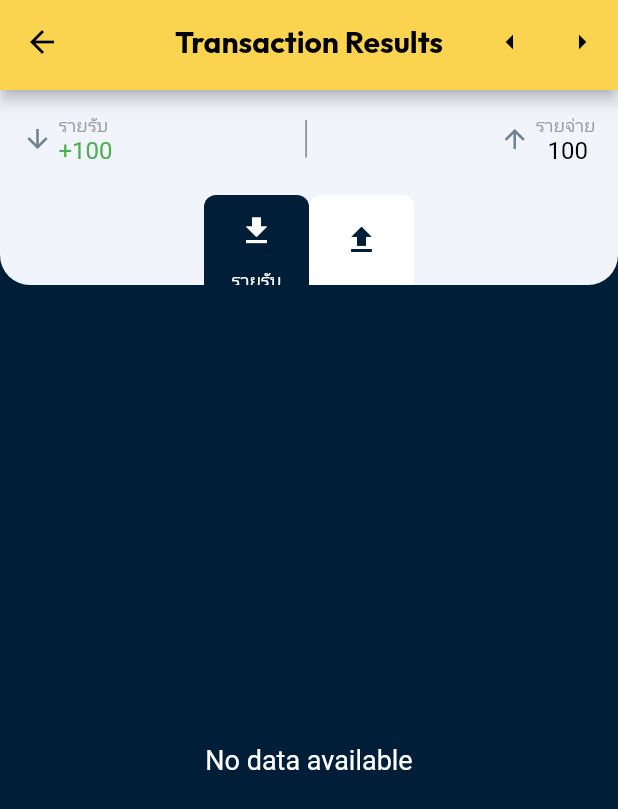
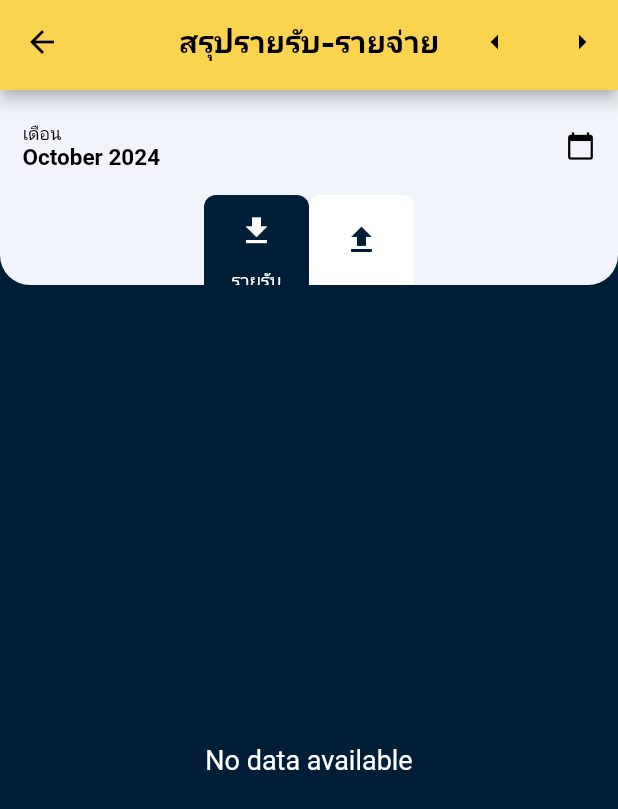
Before and after one commit to AllergyOat/JodWallet-flutter, a Flutter app: the TransactionResultScreen screen opened directly, on a phone screen of 412 x 824 dp. Shown: the top 809 px of the screen. Run offline on Flutter 3.47's test engine with Material 2 defaults, Android fonts, the light colour scheme and no system bars; our stand-ins replace cloud_firestore, firebase_auth, firebase_core, fl_chart, google_fonts; accounts and stored records are empty.

Commit message:
Improve tracsactionResult page to make it work

```diff
--- a/lib/detail/transactionResult.dart
+++ b/lib/detail/transactionResult.dart
@@ -3,6 +3,7 @@ import 'package:google_fonts/google_fonts.dart';
 import 'package:intl/intl.dart';
 import '../database/model.dart';
 import 'package:fl_chart/fl_chart.dart';
+import 'dart:math';
 
 class TransactionResultScreen extends StatefulWidget {
   const TransactionResultScreen({super.key});
@@ -13,14 +14,11 @@ class TransactionResultScreen extends StatefulWidget {
 }
 
 class _TransactionResultScreenState extends State<TransactionResultScreen> {
-  int totalIncome = 100;
-  int totalOutcome = 100;
   String type = 'saving';
   bool showSavingText = true;
   bool showExpenseText = false;
   FirebaseService firebaseService = FirebaseService();
   List<Transaction>? filteredTransactions;
-
   DateTime selectedDate = DateTime.now();
 
   @override
@@ -36,7 +34,7 @@ class _TransactionResultScreenState extends State<TransactionResultScreen> {
           ),
           centerTitle: true,
           title: Text(
-            'Transaction Results',
+            'สรุปรายรับ-รายจ่าย',
             style: GoogleFonts.outfit(
               textStyle: const TextStyle(
                 fontSize: 20,
@@ -55,6 +53,7 @@ class _TransactionResultScreenState extends State<TransactionResultScreen> {
                 });
               },
             ),
+            const SizedBox(width: 10),
             IconButton(
               icon: const Icon(Icons.arrow_right),
               onPressed: () {
@@ -70,7 +69,7 @@ class _TransactionResultScreenState extends State<TransactionResultScreen> {
       body: Column(
         children: [
           Container(
-            padding: const EdgeInsets.only(top: 15, left: 15, right: 15),
+            padding: const EdgeInsets.only(top: 20, left: 15, right: 15),
             decoration: const BoxDecoration(
               color: Color.fromARGB(255, 241, 244, 250),
               borderRadius: BorderRadius.only(
@@ -85,76 +84,39 @@ class _TransactionResultScreenState extends State<TransactionResultScreen> {
                 Row(
                   mainAxisAlignment: MainAxisAlignment.spaceBetween,
                   children: [
-                    // Income section (รายรับ)
                     Row(
                       crossAxisAlignment: CrossAxisAlignment.center,
                       children: [
-                        const Icon(
-                          Icons.arrow_downward,
-                          color: Color.fromARGB(255, 111, 130, 148),
-                          size: 20,
-                        ),
-                        const SizedBox(width: 4),
                         Column(
                           mainAxisAlignment: MainAxisAlignment.center,
                           crossAxisAlignment: CrossAxisAlignment.start,
                           children: [
                             const Text(
-                              'รายรับ',
+                              'เดือน',
                               style: TextStyle(
-                                color: Colors.grey,
+                                color: Colors.black,
                                 fontSize: 12,
                               ),
                             ),
                             Text(
-                              '+${totalIncome.toInt()}',
+                              DateFormat('MMMM yyyy').format(selectedDate),
                               style: const TextStyle(
-                                color: Colors.green,
-                                fontSize: 16,
+                                color: Colors.black,
+                                fontSize: 15,
+                                fontWeight: FontWeight.bold,
                               ),
                             ),
                           ],
                         ),
                       ],
                     ),
-                    // เส้นแบ่งระหว่างรายรับและรายจ่าย
-                    Padding(
-                      padding: const EdgeInsets.symmetric(horizontal: 10.0),
-                      child: Container(
-                        width: 1,
-                        height: 25,
-                        color: const Color.fromARGB(255, 111, 130, 148),
-                      ),
-                    ),
-                    // Outcome section (รายจ่าย)
-                    Row(
+                    const Row(
                       crossAxisAlignment: CrossAxisAlignment.center,
                       children: [
-                        const Icon(
-                          Icons.arrow_upward,
-                          color: Color.fromARGB(255, 111, 130, 148),
+                        Icon(
+                          Icons.calendar_today,
+                          color: Colors.black,
                           size: 20,
-                        ),
-                        const SizedBox(width: 4),
-                        Column(
-                          mainAxisAlignment: MainAxisAlignment.center,
-                          crossAxisAlignment: CrossAxisAlignment.start,
-                          children: [
-                            const Text(
-                              'รายจ่าย',
-                              style: TextStyle(
-                                color: Colors.grey,
-                                fontSize: 12,
-                              ),
-                            ),
-                            Text(
-                              '  ${totalOutcome.toInt()}',
-                              style: const TextStyle(
-                                color: Colors.black,
-                                fontSize: 16,
-                              ),
-                            ),
-                          ],
                         ),
                       ],
                     ),
@@ -248,59 +210,6 @@ class _TransactionResultScreenState extends State<TransactionResultScreen> {
               ],
             ),
           ),
-          // Container(
-          //   padding: const EdgeInsets.all(15),
-          //   child: PieChart(
-          //     PieChartData(
-          //       sections: [
-          //         PieChartSectionData(
-          //           color: Colors.blue,
-          //           value: 40,
-          //           title: '40%',
-          //           radius: 50,
-          //           titleStyle: TextStyle(
-          //             fontSize: 16,
-          //             fontWeight: FontWeight.bold,
-          //             color: Colors.white,
-          //           ),
-          //         ),
-          //         PieChartSectionData(
-          //           color: Colors.red,
-          //           value: 30,
-          //           title: '30%',
-          //           radius: 50,
-          //           titleStyle: TextStyle(
-          //             fontSize: 16,
-          //             fontWeight: FontWeight.bold,
-          //             color: Colors.white,
-          //           ),
-          //         ),
-          //         PieChartSectionData(
-          //           color: Colors.green,
-          //           value: 20,
-          //           title: '20%',
-          //           radius: 50,
-          //           titleStyle: TextStyle(
-          //             fontSize: 16,
-          //             fontWeight: FontWeight.bold,
-          //             color: Colors.white,
-          //           ),
-          //         ),
-          //         PieChartSectionData(
-          //           color: Colors.yellow,
-          //           value: 10,
-          //           title: '10%',
-          //           radius: 50,
-          //           titleStyle: TextStyle(
-          //             fontSize: 16,
-          //             fontWeight: FontWeight.bold,
-          //             color: Colors.white,
-          //           ),
-          //         ),
-          //       ],
-          //     ),
-          //   ),
-          // ),
           Expanded(
             child: Container(
               color: const Color.fromARGB(255, 1, 30, 56),
@@ -326,80 +235,151 @@ class _TransactionResultScreenState extends State<TransactionResultScreen> {
                   // If data is available, filter it based on the selected type and month
                   final transactions = snapshot.data!;
                   filteredTransactions = transactions.where((transaction) {
-                    // Parse the date correctly based on the expected format (dd/MM/yyyy)
                     DateTime transactionDate =
                         DateFormat('dd/MM/yyyy').parse(transaction.date);
                     return transaction.type == type &&
                         transactionDate.month == selectedDate.month &&
-                        transactionDate.year ==
-                            selectedDate.year; // Filter based on type and month
+                        transactionDate.year == selectedDate.year;
                   }).toList();
 
                   // Group transactions by category and summarize amounts
                   Map<String, double> summaryMap = {};
+                  double totalIncome = 0;
+                  double totalOutcome = 0;
+
                   for (var transaction in filteredTransactions!) {
                     summaryMap.update(transaction.category,
                         (existingAmount) => existingAmount + transaction.amount,
                         ifAbsent: () => transaction.amount);
+
+                    if (transaction.type == 'saving') {
+                      totalIncome += transaction.amount;
+                    } else {
+                      totalOutcome += transaction.amount;
+                    }
                   }
 
-                  return ListView.builder(
+                  return Column(
+                    children: [
+                      const SizedBox(height: 10),
+                      Container(
+                        width: double.maxFinite,
+                        padding: const EdgeInsets.all(30.0),
+                        child: Center(
+                          child: Text(
+                            type == 'saving'
+                                ? 'รายรับสุทธิ : ${totalIncome.toInt()} บาท'
+                                : 'รายจ่ายสุทธิ : ${totalOutcome.toInt()} บาท',
+                            style: const TextStyle(
+                                color: Colors.white,
+                                fontSize: 20,
+                                fontWeight: FontWeight.bold),
+                          ),
+                        ),
+                      ),
+                      SizedBox(
+                        height: 220,
+                        child: PieChart(
+                          PieChartData(
+                            sections: summaryMap.entries.map((entry) {
+                              double percentage = (entry.value /
+                                      (type == 'saving'
+                                          ? totalIncome
+                                          : totalOutcome)) *
+                                  100;
+                              return PieChartSectionData(
+                                value: entry.value,
+                                color: Color((Random().nextDouble() * 0xFFFFFF)
+                                        .toInt())
+                                    .withOpacity(1.0),
+                                title: '${percentage.toStringAsFixed(1)}%',
+                                titleStyle: const TextStyle(
+                                  fontWeight: FontWeight.bold,
+                                  color: Colors.white,
+                                ),
+                              );
+                            }).toList(),
+                            sectionsSpace: 2,
+                            centerSpaceRadius: 40,
+                          ),
+                        ),
+                      ),
+                      Expanded(
+                        child: ListView.builder(
                           itemCount: summaryMap.length,
                           itemBuilder: (context, index) {
-                      // Get the category and total amount for the current group
                             String category = summaryMap.keys.elementAt(index);
                             double totalAmount = summaryMap[category]!;
 
-                      return ListTile(
+                            return Container(
+                              color: const Color.fromARGB(255, 1, 23, 40),
+                              child: ListTile(
                                 title: Text(
                                   category,
                                   style: const TextStyle(color: Colors.white),
                                 ),
                                 trailing: Text(
-                          '\$${totalAmount.toStringAsFixed(2)}',
+                                  '${totalAmount.toInt()} ฿',
                                   style: TextStyle(
-                            color: type == 'saving' ? Colors.green : Colors.red,
+                                    color: type == 'saving'
+                                        ? Colors.green
+                                        : Colors.red,
+                                    fontSize: 15,
                                   ),
                                 ),
                                 onTap: () {
-                          // Filter transactions by the selected category
                                   List<Transaction> categoryTransactions =
                                       filteredTransactions!
                                           .where((transaction) =>
                                               transaction.category == category)
                                           .toList();
 
-                          // Show a dialog with the transactions for the selected category
                                   showDialog(
                                     context: context,
                                     builder: (BuildContext context) {
                                       return AlertDialog(
-                                title: Text(category),
+                                        shape: RoundedRectangleBorder(
+                                          borderRadius:
+                                              BorderRadius.circular(20),
+                                        ),
+                                        backgroundColor:
+                                            Color.fromARGB(255, 24, 51, 75),
+                                        title: Text(
+                                          category,
+                                          style: const TextStyle(
+                                            fontWeight: FontWeight.bold,
+                                            color: Colors.white,
+                                          ),
+                                        ),
                                         content: SizedBox(
                                           width: double.maxFinite,
                                           child: ListView.builder(
-                                    shrinkWrap: true, // Prevent overflow
-                                    itemCount: categoryTransactions.length,
+                                            shrinkWrap: true,
+                                            itemCount:
+                                                categoryTransactions.length,
                                             itemBuilder: (context, index) {
                                               final transaction =
                                                   categoryTransactions[index];
                                               return ListTile(
                                                 title: Text(
-                                          transaction.description,
+                                                  '${transaction.category} - ${transaction.date}',
                                                   style: const TextStyle(
-                                              color: Colors.black),
+                                                      color: Colors.white),
                                                 ),
                                                 subtitle: Text(
-                                          '${transaction.category} - ${transaction.date}',
+                                                  transaction.description,
                                                   style: const TextStyle(
                                                       color: Colors.grey),
                                                 ),
                                                 trailing: Text(
-                                          '\$${transaction.amount.toStringAsFixed(2)}',
+                                                  '\$${transaction.amount.toInt()}',
                                                   style: TextStyle(
-                                            color: transaction.type == 'saving'
+                                                    color: transaction.type ==
+                                                            'saving'
                                                         ? Colors.green
                                                         : Colors.red,
+                                                    fontWeight: FontWeight.bold,
+                                                    fontSize: 16,
                                                   ),
                                                 ),
                                               );
@@ -411,15 +391,21 @@ class _TransactionResultScreenState extends State<TransactionResultScreen> {
                                             onPressed: () {
                                               Navigator.of(context).pop();
                                             },
-                                    child: const Text('Close'),
+                                            child: const Text('Close',
+                                                style: TextStyle(
+                                                    color: Colors.white)),
                                           ),
                                         ],
                                       );
                                     },
                                   );
                                 },
+                              ),
                             );
                           },
+                        ),
+                      ),
+                    ],
                   );
                 },
               ),
--- a/pubspec.yaml
+++ b/pubspec.yaml
@@ -42,7 +42,7 @@ dependencies:
   google_fonts: ^5.1.0
   intl: ^0.17.0
   table_calendar: ^3.0.0
-  fl_chart: ^0.55.2
+  fl_chart: ^0.62.0
 
 dev_dependencies:
   flutter_test:
```
Also changed, not shown: pubspec.lock. Lines whose indentation alone changed are shown as unchanged.
